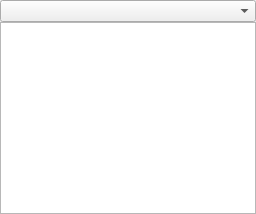
This is alethzero/plugins/whisper/WhisperPeers.ui in ethereum/alethzero as Qt 5 draws it before an edit. The edited form follows.
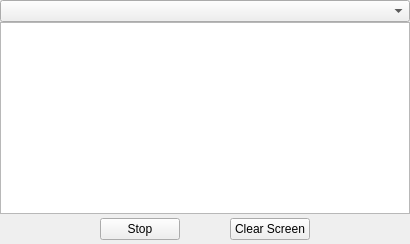
This is the edited form.

Diff of the .ui file:
```diff
--- a/alethzero/plugins/whisper/WhisperPeers.ui
+++ b/alethzero/plugins/whisper/WhisperPeers.ui
@@ -32,6 +32,41 @@
        </property>
       </widget>
      </item>
+      <item>
+       <widget class="QWidget" name="whisperPeersWidge2t">
+        <layout class="QHBoxLayout" name="whisperPeersLayout2">
+          <property name="spacing">
+            <number>50</number>
+          </property>
+          <property name="leftMargin">
+            <number>100</number>
+          </property>
+          <property name="topMargin">
+            <number>4</number>
+          </property>
+          <property name="rightMargin">
+            <number>100</number>
+          </property>
+          <property name="bottomMargin">
+            <number>4</number>
+          </property>
+              <item>
+                <widget class="QPushButton" name="stop">
+                  <property name="text">
+                    <string>Stop</string>
+                  </property>
+                </widget>
+              </item>
+              <item>
+                <widget class="QPushButton" name="clear">
+                  <property name="text">
+                    <string>Clear Screen</string>
+                  </property>
+                </widget>
+              </item>
+        </layout>
+       </widget>
+      </item>
     </layout>
    </widget>
  <resources/>
```
